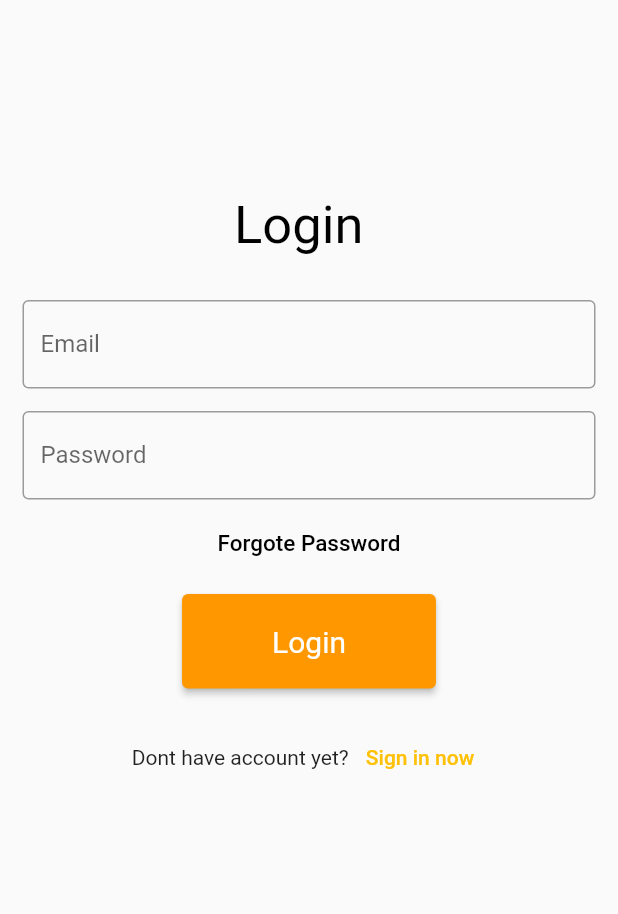
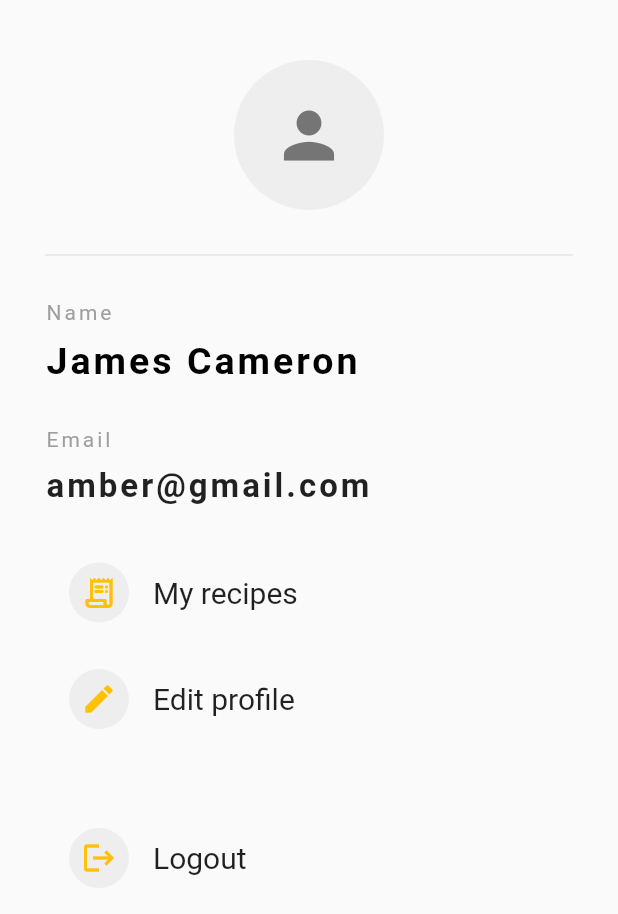
Before and after one commit to SmaqwaTeam/Smakoowa_Mobile, a Flutter app: the ProfilePage screen opened directly, on a phone screen of 412 x 824 dp. Shown: the top 914 px of the screen. Run offline on Flutter 3.47's test engine with Material 2 defaults, Android fonts, the phone set to English and light mode, and no system bars; our stand-ins replace easy_search_bar, validators; network calls fail.

Commit message:
#2 Profile datails page for login user UI

```diff
--- /dev/null
+++ b/smakowa/lib/pages/profile_details.dart
@@ -0,0 +1,128 @@
+import 'package:flutter/material.dart';
+import 'package:smakowa/pages/test_routing.dart';
+
+class ProfileDetail extends StatelessWidget {
+  const ProfileDetail({super.key});
+
+  @override
+  Widget build(BuildContext context) {
+    return Scaffold(
+      body: SingleChildScrollView(
+        child: Padding(
+          padding: EdgeInsets.fromLTRB(30, 40, 30, 0),
+          child: Column(
+            crossAxisAlignment: CrossAxisAlignment.start,
+            children: <Widget>[
+              Center(
+                child: CircleAvatar(
+                  backgroundColor: Colors.grey[200],
+                  // backgroundImage: AssetImage('assets/user.jpeg'),
+                  child: Icon(
+                    Icons.person,
+                    size: 50,
+                    color: Colors.grey[600],
+                  ),
+
+                  radius: 50,
+                ),
+              ),
+              Divider(
+                height: 60,
+              ),
+              const Text(
+                'Name',
+                style: TextStyle(color: Colors.grey, letterSpacing: 2),
+              ),
+              SizedBox(height: 10),
+              Text(
+                'James Cameron',
+                style: TextStyle(
+                    color: Colors.black,
+                    letterSpacing: 2,
+                    fontSize: 25,
+                    fontWeight: FontWeight.bold),
+              ),
+              SizedBox(height: 30),
+              const Text(
+                'Email',
+                style: TextStyle(
+                  color: Colors.grey,
+                  letterSpacing: 2,
+                ),
+              ),
+              SizedBox(height: 10),
+              Text(
+                'amber@gmail.com',
+                style: TextStyle(
+                    // color: Colors.amberAccent[200],
+                    letterSpacing: 2,
+                    fontSize: 22,
+                    fontWeight: FontWeight.bold),
+              ),
+              SizedBox(height: 30),
+              ProfileListMenu(
+                title: 'My recipes',
+                icon: Icons.receipt_long_rounded,
+                onPress: () {},
+              ),
+              SizedBox(
+                height: 15,
+              ),
+              ProfileListMenu(
+                title: 'Edit profile',
+                icon: Icons.edit,
+                onPress: () {},
+              ),
+              SizedBox(
+                height: 50,
+              ),
+              ProfileListMenu(
+                title: 'Logout',
+                icon: Icons.logout,
+                onPress: () {},
+              ),
+            ],
+          ),
+        ),
+      ),
+    );
+  }
+}
+
+class ProfileListMenu extends StatelessWidget {
+  const ProfileListMenu({
+    super.key,
+    required this.title,
+    required this.icon,
+    required this.onPress,
+  });
+
+  final String title;
+  final IconData icon;
+  final VoidCallback onPress;
+
+  @override
+  Widget build(BuildContext context) {
+    return ListTile(
+      onTap: onPress,
+      leading: Container(
+        width: 40,
+        height: 40,
+        decoration: BoxDecoration(
+          borderRadius: BorderRadius.circular(50),
+          color: Colors.grey[200],
+        ),
+        child: Icon(
+          icon,
+          color: Colors.amber,
+        ),
+      ),
+      title: Text(
+        title,
+        style: TextStyle(
+          fontSize: 20,
+        ),
+      ),
+    );
+  }
+}
--- a/smakowa/lib/pages/profile_page.dart
+++ b/smakowa/lib/pages/profile_page.dart
@@ -1,14 +1,22 @@
 import 'package:flutter/material.dart';
 import 'package:smakowa/pages/login_page.dart';
+import 'package:smakowa/pages/profile_details.dart';
 import 'package:smakowa/pages/register_page.dart';
 
-class ProfilePage extends StatelessWidget {
+class ProfilePage extends StatefulWidget {
   const ProfilePage({super.key});
+
+  @override
+  State<ProfilePage> createState() => _ProfilePageState();
+}
+
+class _ProfilePageState extends State<ProfilePage> {
+  bool isLogin = false;
 
   @override
   Widget build(BuildContext context) {
     return Scaffold(
-      body: const LoginPage(),
+      body: const ProfileDetail(),
     );
   }
 }
```
